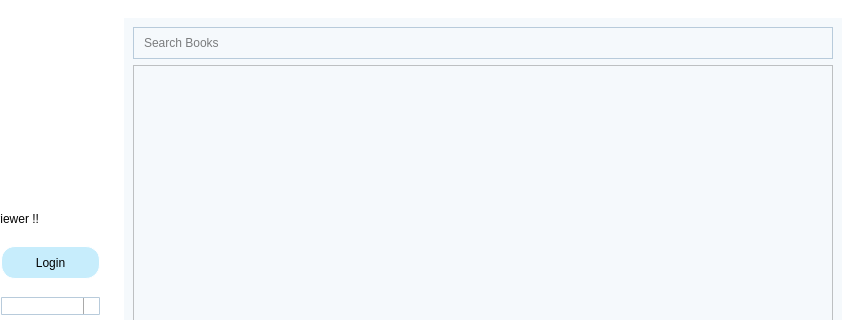
The window that mainwindow.ui (huylenguyen806/ASS2) describes before a commit, drawn with Qt 5; both pictures show x 140 to 1000 and y 0 to 320 of the 1000 by 749 pixel window.
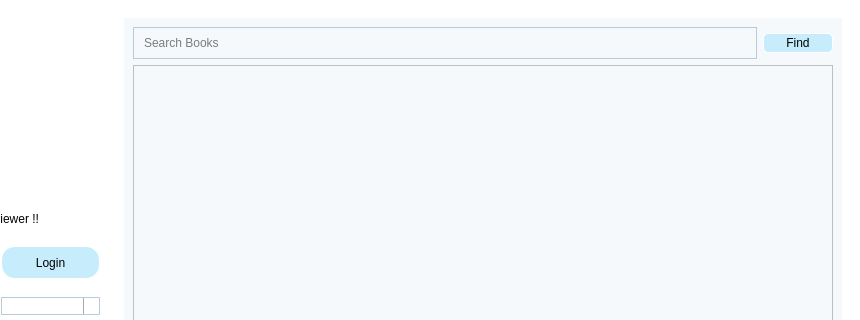
The same window after the commit. The open tabs and pages were chosen to show the change. Icons and pictures are not drawn.

What changed in the file:
```diff
--- a/mainwindow.ui
+++ b/mainwindow.ui
@@ -989,7 +989,7 @@
               <item>
                <layout class="QVBoxLayout" name="verticalLayout_6">
                 <item>
-                 <layout class="QHBoxLayout" name="horizontalLayout_4" stretch="12">
+                 <layout class="QHBoxLayout" name="horizontalLayout_4" stretch="12,0">
                   <item>
                    <widget class="QLineEdit" name="search_books">
                     <property name="enabled">
@@ -1036,6 +1036,33 @@
                     </property>
                    </widget>
                   </item>
+                  <item>
+                   <widget class="QPushButton" name="find_book_button">
+                    <property name="styleSheet">
+                     <string notr="true">QPushButton {
+    background-color: rgb(199,237,252);
+    border-style: outset;
+    border-width: 1px;
+    border-radius: 5px;
+    border-color: white;
+	font:normal 200 14pt &quot;Myriad Pro&quot;;
+    max-width: 5em;
+    padding: 2px;
+}
+QPushButton:pressed {
+    background-color: rgb(178,231,250);
+    border-style: outset;
+}
+QPushButton:hover {
+    background-color: rgb(178,231,250);
+    border-style: inset;
+}</string>
+                    </property>
+                    <property name="text">
+                     <string>      Find      </string>
+                    </property>
+                   </widget>
+                  </item>
                  </layout>
                 </item>
                 <item>
```
Left out of the diff: 23 changed lines with no effect on the pictures.
